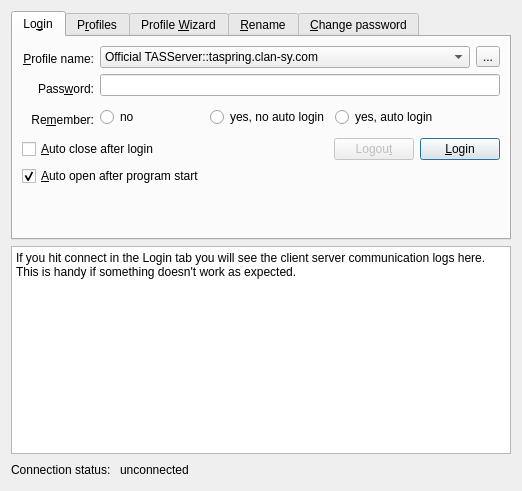
Qt form ui/connectionWidget.ui (tizbac/qtlobby) before a commit.
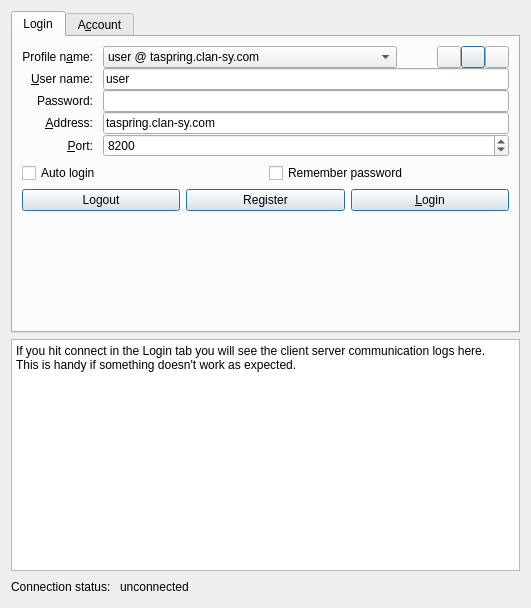
The same form after that commit. The open tabs and pages were chosen to show the change. Icons and pictures are not drawn.

What changed in the file:
```diff
--- a/ui/connectionWidget.ui
+++ b/ui/connectionWidget.ui
@@ -6,8 +6,8 @@
    <rect>
     <x>0</x>
     <y>0</y>
-    <width>522</width>
-    <height>491</height>
+    <width>531</width>
+    <height>608</height>
    </rect>
   </property>
   <property name="sizePolicy">
@@ -22,386 +22,35 @@
   <layout class="QGridLayout">
    <item row="0" column="0" colspan="3">
     <widget class="QTabWidget" name="tabWidget">
+     <property name="sizePolicy">
+      <sizepolicy hsizetype="Expanding" vsizetype="Fixed">
+       <horstretch>0</horstretch>
+       <verstretch>0</verstretch>
+      </sizepolicy>
+     </property>
      <property name="tabPosition">
       <enum>QTabWidget::North</enum>
      </property>
      <property name="currentIndex">
-      <number>0</number>
+      <number>1</number>
      </property>
-     <widget class="QWidget" name="loginTab">
+     <widget class="QWidget" name="tab_2">
       <attribute name="title">
-       <string>Lo&amp;gin</string>
+       <string>Login</string>
       </attribute>
-      <attribute name="toolTip">
-       <string>In order to play games you have to login with a valid username and password on a lobby server (normally TASServer)</string>
-      </attribute>
-      <layout class="QGridLayout">
-       <item row="0" column="0">
-        <layout class="QVBoxLayout">
-         <item>
-          <widget class="QLabel" name="serverProfileLabel">
-           <property name="sizePolicy">
-            <sizepolicy hsizetype="Preferred" vsizetype="Preferred">
-             <horstretch>0</horstretch>
-             <verstretch>0</verstretch>
-            </sizepolicy>
-           </property>
-           <property name="text">
-            <string>&amp;Profile name:</string>
-           </property>
-           <property name="alignment">
-            <set>Qt::AlignRight|Qt::AlignTrailing|Qt::AlignVCenter</set>
-           </property>
-           <property name="indent">
-            <number>-2</number>
-           </property>
-           <property name="buddy">
-            <cstring>loginServerProfileComboBox</cstring>
-           </property>
-          </widget>
-         </item>
-         <item>
-          <widget class="QLabel" name="passwordLabel">
-           <property name="sizePolicy">
-            <sizepolicy hsizetype="Preferred" vsizetype="Preferred">
-             <horstretch>0</horstretch>
-             <verstretch>0</verstretch>
-            </sizepolicy>
-           </property>
-           <property name="text">
-            <string>Pass&amp;word:</string>
-           </property>
-           <property name="alignment">
-            <set>Qt::AlignRight|Qt::AlignTrailing|Qt::AlignVCenter</set>
-           </property>
-           <property name="buddy">
-            <cstring>passwordLineEdit</cstring>
-           </property>
-          </widget>
-         </item>
-         <item>
-          <widget class="QLabel" name="label_3">
-           <property name="sizePolicy">
-            <sizepolicy hsizetype="Preferred" vsizetype="Preferred">
-             <horstretch>0</horstretch>
-             <verstretch>0</verstretch>
-            </sizepolicy>
-           </property>
-           <property name="text">
-            <string>Re&amp;member:</string>
-           </property>
-           <property name="alignment">
-            <set>Qt::AlignRight|Qt::AlignTrailing|Qt::AlignVCenter</set>
-           </property>
-           <property name="buddy">
-            <cstring>singleSession</cstring>
-           </property>
-          </widget>
-         </item>
-        </layout>
-       </item>
-       <item row="0" column="1" colspan="5">
-        <layout class="QVBoxLayout">
-         <item>
-          <layout class="QHBoxLayout">
-           <item>
-            <widget class="QComboBox" name="loginServerProfileComboBox">
-             <property name="sizePolicy">
-              <sizepolicy hsizetype="Minimum" vsizetype="Fixed">
-               <horstretch>100</horstretch>
-               <verstretch>0</verstretch>
-              </sizepolicy>
-             </property>
-             <item>
-              <property name="text">
-               <string>Official TASServer::taspring.clan-sy.com</string>
-              </property>
-             </item>
-             <item>
-              <property name="text">
-               <string>asdf</string>
-              </property>
-             </item>
-             <item>
-              <property name="text">
-               <string>asdfdsafadsf</string>
-              </property>
-             </item>
-            </widget>
-           </item>
-           <item>
-            <widget class="QToolButton" name="connectionWizzardButton">
-             <property name="sizePolicy">
-              <sizepolicy hsizetype="Fixed" vsizetype="Fixed">
-               <horstretch>100</horstretch>
-               <verstretch>0</verstretch>
-              </sizepolicy>
-             </property>
-             <property name="text">
-              <string>...</string>
-             </property>
-            </widget>
-           </item>
-          </layout>
-         </item>
-         <item>
-          <widget class="QLineEdit" name="passwordLineEdit">
-           <property name="sizePolicy">
-            <sizepolicy hsizetype="Expanding" vsizetype="Fixed">
-             <horstretch>100</horstretch>
-             <verstretch>0</verstretch>
-            </sizepolicy>
-           </property>
-           <property name="text">
-            <string/>
-           </property>
-           <property name="echoMode">
-            <enum>QLineEdit::Password</enum>
-           </property>
-          </widget>
-         </item>
-         <item>
-          <layout class="QHBoxLayout">
-           <item>
-            <widget class="QRadioButton" name="singleSession">
-             <property name="sizePolicy">
-              <sizepolicy hsizetype="Minimum" vsizetype="Fixed">
-               <horstretch>100</horstretch>
-               <verstretch>0</verstretch>
-              </sizepolicy>
-             </property>
-             <property name="toolTip">
-              <string>Password isn't saved after program end.</string>
-             </property>
-             <property name="text">
-              <string>no</string>
-             </property>
-            </widget>
-           </item>
-           <item>
-            <widget class="QRadioButton" name="manualMultiSession">
-             <property name="sizePolicy">
-              <sizepolicy hsizetype="Minimum" vsizetype="Fixed">
-               <horstretch>100</horstretch>
-               <verstretch>0</verstretch>
-              </sizepolicy>
-             </property>
-             <property name="toolTip">
-              <string>Password is saved in profile. Login must be done manually after program start.</string>
-             </property>
-             <property name="text">
-              <string>yes, no auto login</string>
-             </property>
-            </widget>
-           </item>
-           <item>
-            <widget class="QRadioButton" name="autoMultiSession">
-             <property name="sizePolicy">
-              <sizepolicy hsizetype="Minimum" vsizetype="Fixed">
-               <horstretch>100</horstretch>
-               <verstretch>0</verstretch>
-              </sizepolicy>
-             </property>
-             <property name="toolTip">
-              <string>Password is saved in profile. Login is done automatically after program start.</string>
-             </property>
-             <property name="text">
-              <string>yes, auto login</string>
-             </property>
-            </widget>
-           </item>
-           <item>
-            <spacer>
-             <property name="orientation">
-              <enum>Qt::Horizontal</enum>
-             </property>
-             <property name="sizeHint" stdset="0">
-              <size>
-               <width>61</width>
-               <height>30</height>
-              </size>
-             </property>
-            </spacer>
-           </item>
-          </layout>
-         </item>
-        </layout>
-       </item>
-       <item row="1" column="0" colspan="2">
-        <widget class="QCheckBox" name="closeDialogCheckBox">
-         <property name="text">
-          <string>&amp;Auto close after login</string>
-         </property>
-        </widget>
-       </item>
-       <item row="1" column="2" colspan="2">
-        <spacer>
-         <property name="orientation">
-          <enum>Qt::Horizontal</enum>
-         </property>
-         <property name="sizeHint" stdset="0">
-          <size>
-           <width>121</width>
-           <height>21</height>
-          </size>
-         </property>
-        </spacer>
-       </item>
-       <item row="1" column="4">
-        <widget class="QPushButton" name="logoutButton">
-         <property name="enabled">
-          <bool>false</bool>
-         </property>
-         <property name="text">
-          <string>Logou&amp;t</string>
-         </property>
-         <property name="autoDefault">
-          <bool>true</bool>
-         </property>
-         <property name="default">
-          <bool>false</bool>
-         </property>
-        </widget>
-       </item>
-       <item row="1" column="5">
-        <widget class="QPushButton" name="loginButton">
-         <property name="enabled">
-          <bool>true</bool>
-         </property>
-         <property name="text">
-          <string>&amp;Login</string>
-         </property>
-         <property name="autoDefault">
-          <bool>true</bool>
-         </property>
-         <property name="default">
-          <bool>true</bool>
-         </property>
-        </widget>
-       </item>
-       <item row="2" column="0" colspan="3">
-        <widget class="QCheckBox" name="openDialogCheckBox">
-         <property name="toolTip">
-          <string>Shoud the login dialog auto open after program start?</string>
-         </property>
-         <property name="text">
-          <string>&amp;Auto open after program start</string>
-         </property>
-         <property name="checked">
-          <bool>true</bool>
-         </property>
-        </widget>
-       </item>
-       <item row="2" column="3" colspan="3">
-        <spacer>
-         <property name="orientation">
-          <enum>Qt::Horizontal</enum>
-         </property>
-         <property name="sizeHint" stdset="0">
-          <size>
-           <width>201</width>
-           <height>20</height>
-          </size>
-         </property>
-        </spacer>
-       </item>
-       <item row="3" column="0" colspan="6">
-        <spacer>
-         <property name="orientation">
-          <enum>Qt::Vertical</enum>
-         </property>
-         <property name="sizeHint" stdset="0">
-          <size>
-           <width>374</width>
-           <height>41</height>
-          </size>
-         </property>
-        </spacer>
-       </item>
-      </layout>
-     </widget>
-     <widget class="QWidget" name="tab_3">
-      <attribute name="title">
-       <string>P&amp;rofiles</string>
-      </attribute>
-      <layout class="QGridLayout">
-       <item row="0" column="0">
-        <layout class="QVBoxLayout">
-         <item>
-          <widget class="QLabel" name="serverProfileLabel_2">
-           <property name="text">
-            <string>Profile n&amp;ame:</string>
-           </property>
-           <property name="alignment">
-            <set>Qt::AlignRight|Qt::AlignTrailing|Qt::AlignVCenter</set>
-           </property>
-           <property name="buddy">
-            <cstring>profilesServerProfileComboBox</cstring>
-           </property>
-          </widget>
-         </item>
-         <item>
-          <widget class="QLabel" name="profileNameLabel">
-           <property name="text">
-            <string>&amp;User name:</string>
-           </property>
-           <property name="alignment">
-            <set>Qt::AlignRight|Qt::AlignTrailing|Qt::AlignVCenter</set>
-           </property>
-           <property name="buddy">
-            <cstring>profileUserNameLineEdit</cstring>
-           </property>
-          </widget>
-         </item>
-         <item>
-          <widget class="QLabel" name="addressLabel">
-           <property name="text">
-            <string>&amp;Address:</string>
-           </property>
-           <property name="alignment">
-            <set>Qt::AlignRight|Qt::AlignTrailing|Qt::AlignVCenter</set>
-           </property>
-           <property name="buddy">
-            <cstring>profileServerAddressLineEdit</cstring>
-           </property>
-          </widget>
-         </item>
-         <item>
-          <widget class="QLabel" name="portLabel">
-           <property name="text">
-            <string>&amp;Port:</string>
-           </property>
-           <property name="alignment">
-            <set>Qt::AlignRight|Qt::AlignTrailing|Qt::AlignVCenter</set>
-           </property>
-           <property name="buddy">
-            <cstring>profilePortSpinBox</cstring>
-           </property>
-          </widget>
-         </item>
-        </layout>
-       </item>
-       <item row="0" column="1">
-        <layout class="QGridLayout">
+      <layout class="QVBoxLayout" name="verticalLayout">
+       <item>
+        <layout class="QGridLayout" name="profileContainer">
          <property name="horizontalSpacing">
-          <number>222</number>
+          <number>10</number>
          </property>
-         <item row="0" column="0">
-          <widget class="QComboBox" name="profilesServerProfileComboBox">
-           <property name="sizePolicy">
-            <sizepolicy hsizetype="MinimumExpanding" vsizetype="Fixed">
-             <horstretch>200</horstretch>
-             <verstretch>0</verstretch>
-            </sizepolicy>
-           </property>
-           <item>
-            <property name="text">
-             <string>user @ taspring.clan-sy.com</string>
-            </property>
-           </item>
-          </widget>
-         </item>
-         <item row="1" column="0">
+         <property name="verticalSpacing">
+          <number>0</number>
+         </property>
+         <property name="rightMargin">
+          <number>0</number>
+         </property>
+         <item row="1" column="1">
           <widget class="QLineEdit" name="profileUserNameLineEdit">
            <property name="sizePolicy">
             <sizepolicy hsizetype="Expanding" vsizetype="Fixed">
@@ -413,18 +62,21 @@
             <string>Lobby username like drZero23 or [Clan]Username</string>
            </property>
            <property name="text">
-            <string/>
+            <string>user</string>
            </property>
           </widget>
          </item>
-         <item row="2" column="0">
+         <item row="3" column="1">
           <widget class="QLineEdit" name="profileServerAddressLineEdit">
            <property name="toolTip">
             <string>Address of the TASServer. Most likely taspring.clan-sy.com</string>
            </property>
+           <property name="text">
+            <string>taspring.clan-sy.com</string>
+           </property>
           </widget>
          </item>
-         <item row="3" column="0">
+         <item row="4" column="1">
           <widget class="QSpinBox" name="profilePortSpinBox">
            <property name="toolTip">
             <string>TCP port which is used by the TASServer. Most likely 8200.</string>
@@ -440,54 +92,268 @@
            </property>
           </widget>
          </item>
+         <item row="0" column="0">
+          <widget class="QLabel" name="profileNameLabel">
+           <property name="text">
+            <string>Profile n&amp;ame:</string>
+           </property>
+           <property name="alignment">
+            <set>Qt::AlignRight|Qt::AlignTrailing|Qt::AlignVCenter</set>
+           </property>
+           <property name="buddy">
+            <cstring>profileComboBox</cstring>
+           </property>
+          </widget>
+         </item>
+         <item row="1" column="0">
+          <widget class="QLabel" name="userNameLabel">
+           <property name="text">
+            <string>&amp;User name:</string>
+           </property>
+           <property name="alignment">
+            <set>Qt::AlignRight|Qt::AlignTrailing|Qt::AlignVCenter</set>
+           </property>
+           <property name="buddy">
+            <cstring>profileUserNameLineEdit</cstring>
+           </property>
+          </widget>
+         </item>
+         <item row="3" column="0">
+          <widget class="QLabel" name="addressLabel">
+           <property name="text">
+            <string>&amp;Address:</string>
+           </property>
+           <property name="alignment">
+            <set>Qt::AlignRight|Qt::AlignTrailing|Qt::AlignVCenter</set>
+           </property>
+           <property name="buddy">
+            <cstring>profileServerAddressLineEdit</cstring>
+           </property>
+          </widget>
+         </item>
+         <item row="4" column="0">
+          <widget class="QLabel" name="portLabel">
+           <property name="text">
+            <string>&amp;Port:</string>
+           </property>
+           <property name="alignment">
+            <set>Qt::AlignRight|Qt::AlignTrailing|Qt::AlignVCenter</set>
+           </property>
+           <property name="buddy">
+            <cstring>profilePortSpinBox</cstring>
+           </property>
+          </widget>
+         </item>
+         <item row="2" column="0">
+          <widget class="QLabel" name="passwordLabel">
+           <property name="text">
+            <string>Password:</string>
+           </property>
+           <property name="alignment">
+            <set>Qt::AlignRight|Qt::AlignTrailing|Qt::AlignVCenter</set>
+           </property>
+           <property name="buddy">
+            <cstring>profileUserNameLineEdit</cstring>
+           </property>
+          </widget>
+         </item>
+         <item row="2" column="1">
+          <widget class="QLineEdit" name="passwordLineEdit">
+           <property name="sizePolicy">
+            <sizepolicy hsizetype="Expanding" vsizetype="Fixed">
+             <horstretch>200</horstretch>
+             <verstretch>0</verstretch>
+            </sizepolicy>
+           </property>
+           <property name="toolTip">
+            <string>Lobby username like drZero23 or [Clan]Username</string>
+           </property>
+           <property name="text">
+            <string/>
+           </property>
+           <property name="echoMode">
+            <enum>QLineEdit::Password</enum>
+           </property>
+          </widget>
+         </item>
+         <item row="0" column="1">
+          <layout class="QHBoxLayout" name="profileOperationHLayout">
+           <item>
+            <widget class="QComboBox" name="profileComboBox">
+             <property name="sizePolicy">
+              <sizepolicy hsizetype="MinimumExpanding" vsizetype="Fixed">
+               <horstretch>200</horstretch>
+               <verstretch>0</verstretch>
+              </sizepolicy>
+             </property>
+             <item>
+              <property name="text">
+               <string>user @ taspring.clan-sy.com</string>
+              </property>
+             </item>
+            </widget>
+           </item>
+           <item>
+            <spacer name="horizontalSpacer">
+             <property name="orientation">
+              <enum>Qt::Horizontal</enum>
+             </property>
+             <property name="sizeHint" stdset="0">
+              <size>
+               <width>40</width>
+               <height>20</height>
+              </size>
+             </property>
+            </spacer>
+           </item>
+           <item>
+            <widget class="QPushButton" name="newProfileButton">
+             <property name="enabled">
+              <bool>true</bool>
+             </property>
+             <property name="sizePolicy">
+              <sizepolicy hsizetype="Minimum" vsizetype="Fixed">
+               <horstretch>0</horstretch>
+               <verstretch>0</verstretch>
+              </sizepolicy>
+             </property>
+             <property name="maximumSize">
+              <size>
+               <width>24</width>
+               <height>16777215</height>
+              </size>
+             </property>
+             <property name="toolTip">
+              <string extracomment="this"/>
+             </property>
+             <property name="whatsThis">
+              <string extracomment="is"/>
+             </property>
+             <property name="accessibleName">
+              <string extracomment="tool"/>
+             </property>
+             <property name="accessibleDescription">
+              <string extracomment="tip"/>
+             </property>
+             <property name="text">
+              <string/>
+             </property>
+             <property name="icon">
+              <iconset resource="../resources.qrc">
+               <normaloff>:/icons/trolltech/filenew.png</normaloff>:/icons/trolltech/filenew.png</iconset>
+             </property>
+             <property name="default">
+              <bool>false</bool>
+             </property>
+             <property name="flat">
+              <bool>false</bool>
+             </property>
+            </widget>
+           </item>
+           <item>
+            <widget class="QPushButton" name="saveProfileButton">
+             <property name="maximumSize">
+              <size>
+               <width>24</width>
+               <height>16777215</height>
+              </size>
+             </property>
+             <property name="text">
+              <string/>
+             </property>
+             <property name="icon">
+              <iconset resource="../resources.qrc">
+               <normaloff>:/icons/trolltech/filesave.png</normaloff>:/icons/trolltech/filesave.png</iconset>
+             </property>
+             <property name="autoDefault">
+              <bool>true</bool>
+             </property>
+             <property name="default">
+              <bool>true</bool>
+             </property>
+            </widget>
+           </item>
+           <item>
+            <widget class="QPushButton" name="delProfileButton">
+             <property name="maximumSize">
+              <size>
+               <width>24</width>
+               <height>16777215</height>
+              </size>
+             </property>
+             <property name="text">
+              <string/>
+             </property>
+             <property name="icon">
+              <iconset resource="../resources.qrc">
+               <normaloff>:/icons/editdelete.png</normaloff>:/icons/editdelete.png</iconset>
+             </property>
+            </widget>
+           </item>
+          </layout>
+         </item>
         </layout>
        </item>
-       <item row="1" column="0" colspan="2">
-        <layout class="QHBoxLayout">
+       <item>
+        <layout class="QHBoxLayout" name="optionLayout">
          <item>
-          <spacer>
-           <property name="orientation">
-            <enum>Qt::Horizontal</enum>
+          <widget class="QCheckBox" name="autoLoginCheckBox">
+           <property name="text">
+            <string>Auto login</string>
            </property>
-           <property name="sizeHint" stdset="0">
-            <size>
-             <width>81</width>
-             <height>20</height>
-            </size>
+          </widget>
+         </item>
+         <item>
+          <widget class="QCheckBox" name="rememberPassCheckBox">
+           <property name="text">
+            <string>Remember password</string>
            </property>
-          </spacer>
+          </widget>
          </item>
+        </layout>
+       </item>
+       <item>
+        <layout class="QHBoxLayout" name="horizontalLayout">
          <item>
-          <widget class="QPushButton" name="newProfileButton">
+          <widget class="QPushButton" name="logoutButton">
+           <property name="enabled">
+            <bool>true</bool>
+           </property>
            <property name="text">
-            <string>&amp;New</string>
+            <string>Logout</string>
            </property>
-           <property name="icon">
-            <iconset>
-             <normaloff>:/icons/trolltech/filenew.png</normaloff>:/icons/trolltech/filenew.png</iconset>
+           <property name="autoDefault">
+            <bool>true</bool>
            </property>
+           <property name="default">
+            <bool>true</bool>
+           </property>
           </widget>
          </item>
          <item>
-          <widget class="QPushButton" name="delProfileButton">
+          <widget class="QPushButton" name="registerUserPushButton">
+           <property name="enabled">
+            <bool>true</bool>
+           </property>
            <property name="text">
-            <string>&amp;Delete</string>
+            <string>Register</string>
            </property>
-           <property name="icon">
-            <iconset>
-             <normaloff>:/icons/editdelete.png</normaloff>:/icons/editdelete.png</iconset>
+           <property name="autoDefault">
+            <bool>true</bool>
            </property>
+           <property name="default">
+            <bool>true</bool>
+           </property>
           </widget>
          </item>
          <item>
-          <widget class="QPushButton" name="saveProfileButton">
+          <widget class="QPushButton" name="loginButton">
+           <property name="enabled">
+            <bool>true</bool>
+           </property>
            <property name="text">
-            <string>&amp;Save</string>
+            <string>&amp;Login</string>
            </property>
-           <property name="icon">
-            <iconset>
-             <normaloff>:/icons/trolltech/filesave.png</normaloff>:/icons/trolltech/filesave.png</iconset>
-           </property>
            <property name="autoDefault">
             <bool>true</bool>
            </property>
@@ -498,79 +364,46 @@
          </item>
         </layout>
        </item>
-       <item row="2" column="0" colspan="2">
-        <widget class="QLabel" name="serverTabLabel">
-         <property name="text">
-          <string>&lt;html&gt;&lt;head&gt;&lt;meta name=&quot;qrichtext&quot; content=&quot;1&quot; /&gt;&lt;style type=&quot;text/css&quot;&gt;p, li { white-space: pre-wrap; }&lt;/style&gt;&lt;/head&gt;&lt;body style=&quot; font-family:'Sans Serif'; font-size:10pt; font-weight:400; font-style:normal;&quot;&gt;&lt;p style=&quot; margin-top:0px; margin-bottom:0px; margin-left:0px; margin-right:0px; -qt-block-indent:0; text-indent:0px; font-size:9pt;&quot;&gt;Official Spring TASServer: &lt;span style=&quot; font-weight:600;&quot;&gt;taspring.clan-sy.com:8200&lt;/span&gt;.&lt;/p&gt;&lt;/body&gt;&lt;/html&gt;</string>
-         </property>
-         <property name="textFormat">
-          <enum>Qt::RichText</enum>
-         </property>
-         <property name="scaledContents">
-          <bool>true</bool>
-         </property>
-         <property name="alignment">
-          <set>Qt::AlignLeading|Qt::AlignLeft|Qt::AlignTop</set>
-         </property>
-         <property name="wordWrap">
-          <bool>true</bool>
-         </property>
-        </widget>
-       </item>
-       <item row="3" column="0" colspan="2">
-        <spacer>
+       <item>
+        <spacer name="verticalSpacer">
          <property name="orientation">
           <enum>Qt::Vertical</enum>
          </property>
          <property name="sizeHint" stdset="0">
           <size>
-           <width>86</width>
-           <height>16</height>
+           <width>20</width>
+           <height>40</height>
           </size>
          </property>
         </spacer>
        </item>
       </layout>
      </widget>
-     <widget class="QWidget" name="tab">
+     <widget class="QWidget" name="editaccounttab">
       <attribute name="title">
-       <string>Profile &amp;Wizard</string>
-      </attribute>
-      <widget class="QPushButton" name="registerUserPushButton">
-       <property name="geometry">
-        <rect>
-         <x>380</x>
-         <y>180</y>
-         <width>94</width>
-         <height>30</height>
-        </rect>
-       </property>
-       <property name="text">
-        <string>Register</string>
-       </property>
-      </widget>
-      <widget class="QLineEdit" name="registerUsernameLineEdit">
-       <property name="geometry">
-        <rect>
-         <x>110</x>
-         <y>100</y>
-         <width>361</width>
-         <height>26</height>
-        </rect>
-       </property>
-      </widget>
-     </widget>
-     <widget class="QWidget" name="tab_4">
-      <attribute name="title">
-       <string>&amp;Rename</string>
+       <string>A&amp;ccount</string>
       </attribute>
       <attribute name="toolTip">
        <string>If logged in you can rename your account login (username / login name). Usename [fOO]baR </string>
       </attribute>
-      <layout class="QGridLayout">
-       <item row="0" column="0">
-        <layout class="QHBoxLayout">
-         <item>
+      <layout class="QVBoxLayout" name="verticalLayout_3">
+       <item>
+        <widget class="QLabel" name="label_4">
+         <property name="font">
+          <font>
+           <pointsize>9</pointsize>
+           <weight>75</weight>
+           <bold>true</bold>
+          </font>
+         </property>
+         <property name="text">
+          <string>Rename:</string>
+         </property>
+        </widget>
+       </item>
+       <item>
+        <layout class="QGridLayout" name="gridLayout">
+         <item row="0" column="0">
           <widget class="QLabel" name="newUsernameLabel">
            <property name="enabled">
             <bool>false</bool>
@@ -586,7 +419,7 @@
            </property>
           </widget>
          </item>
-         <item>
+         <item row="0" column="1">
           <widget class="QLineEdit" name="newUsernameLineEdit">
            <property name="enabled">
             <bool>false</bool>
@@ -601,7 +434,7 @@
          </item>
         </layout>
        </item>
-       <item row="1" column="0">
+       <item>
         <layout class="QHBoxLayout">
          <item>
           <spacer>
@@ -628,110 +461,110 @@
          </item>
         </layout>
        </item>
-       <item row="2" column="0">
+       <item>
         <widget class="QLabel" name="label_2">
          <property name="text">
           <string>You must be logged in to rename your account (username).</string>
          </property>
         </widget>
        </item>
-       <item row="3" column="0">
-        <spacer>
+       <item>
+        <widget class="Line" name="line">
          <property name="orientation">
-          <enum>Qt::Vertical</enum>
+          <enum>Qt::Horizontal</enum>
          </property>
-         <property name="sizeHint" stdset="0">
-          <size>
-           <width>51</width>
-           <height>61</height>
-          </size>
+        </widget>
+       </item>
+       <item>
+        <widget class="QLabel" name="label_5">
+         <property name="font">
+          <font>
+           <weight>75</weight>
+           <bold>true</bold>
+          </font>
          </property>
-        </spacer>
+         <property name="text">
+          <string>Change password:</string>
+         </property>
+        </widget>
        </item>
-      </layout>
-     </widget>
-     <widget class="QWidget" name="changePasswordTab">
-      <attribute name="title">
-       <string>&amp;Change password</string>
-      </attribute>
-      <attribute name="toolTip">
-       <string>If logged in, you can change the password for your account.</string>
-      </attribute>
-      <layout class="QGridLayout">
-       <item row="0" column="0">
-        <layout class="QVBoxLayout">
+       <item>
+        <layout class="QVBoxLayout" name="_4">
          <item>
-          <widget class="QLabel" name="oldPasswordLabel">
-           <property name="enabled">
-            <bool>false</bool>
+          <layout class="QGridLayout" name="gridLayout_4" rowstretch="0,0" columnstretch="0,0">
+           <property name="margin">
+            <number>0</number>
            </property>
-           <property name="layoutDirection">
-            <enum>Qt::LeftToRight</enum>
-           </property>
-           <property name="text">
-            <string>&amp;Old password:</string>
-           </property>
-           <property name="alignment">
-            <set>Qt::AlignRight|Qt::AlignTrailing|Qt::AlignVCenter</set>
-           </property>
-           <property name="buddy">
-            <cstring>oldPasswordLineEdit</cstring>
-           </property>
-          </widget>
+           <item row="0" column="0">
+            <widget class="QLabel" name="oldPasswordLabel">
+             <property name="enabled">
+              <bool>false</bool>
+             </property>
+             <property name="layoutDirection">
+              <enum>Qt::LeftToRight</enum>
+             </property>
+             <property name="text">
+              <string>&amp;Old password:</string>
+             </property>
+             <property name="alignment">
+              <set>Qt::AlignRight|Qt::AlignTrailing|Qt::AlignVCenter</set>
+             </property>
+             <property name="buddy">
+              <cstring>oldPasswordLineEdit</cstring>
+             </property>
+            </widget>
+           </item>
+           <item row="1" column="0">
+            <widget class="QLabel" name="newPasswordLabel">
+             <property name="enabled">
+              <bool>false</bool>
+             </property>
+             <property name="layoutDirection">
+              <enum>Qt::LeftToRight</enum>
+             </property>
+             <property name="text">
+              <string>&amp;New password:</string>
+             </property>
+             <property name="alignment">
+              <set>Qt::AlignRight|Qt::AlignTrailing|Qt::AlignVCenter</set>
+             </property>
+             <property name="buddy">
+              <cstring>newPasswordLineEdit</cstring>
+             </property>
+            </widget>
+           </item>
+           <item row="1" column="1">
+            <widget class="QLineEdit" name="newPasswordLineEdit">
+             <property name="enabled">
+              <bool>false</bool>
+             </property>
+             <property name="sizePolicy">
+              <sizepolicy hsizetype="Expanding" vsizetype="Fixed">
+               <horstretch>222</horstretch>
+               <verstretch>0</verstretch>
+              </sizepolicy>
+             </property>
+            </widget>
+           </item>
+           <item row="0" column="1">
+            <widget class="QLineEdit" name="oldPasswordLineEdit">
+             <property name="enabled">
+              <bool>false</bool>
+             </property>
+             <property name="sizePolicy">
+              <sizepolicy hsizetype="Expanding" vsizetype="Fixed">
+               <horstretch>222</horstretch>
+               <verstretch>0</verstretch>
+              </sizepolicy>
+             </property>
+            </widget>
+           </item>
+          </layout>
          </item>
-         <item>
-          <widget class="QLabel" name="newPasswordLabel">
-           <property name="enabled">
-            <bool>false</bool>
-           </property>
-           <property name="layoutDirection">
-            <enum>Qt::LeftToRight</enum>
-           </property>
-           <property name="text">
-            <string>&amp;New password:</string>
-           </property>
-           <property name="alignment">
-            <set>Qt::AlignRight|Qt::AlignTrailing|Qt::AlignVCenter</set>
-           </property>
-           <property name="buddy">
-            <cstring>newPasswordLineEdit</cstring>
-           </property>
-          </widget>
-         </item>
         </layout>
        </item>
-       <item row="0" column="1">
-        <layout class="QVBoxLayout">
-         <item>
-          <widget class="QLineEdit" name="oldPasswordLineEdit">
-           <property name="enabled">
-            <bool>false</bool>
-           </property>
-           <property name="sizePolicy">
-            <sizepolicy hsizetype="Expanding" vsizetype="Fixed">
-             <horstretch>222</horstretch>
-             <verstretch>0</verstretch>
-            </sizepolicy>
-           </property>
-          </widget>
-         </item>
-         <item>
-          <widget class="QLineEdit" name="newPasswordLineEdit">
-           <property name="enabled">
-            <bool>false</bool>
-           </property>
-           <property name="sizePolicy">
-            <sizepolicy hsizetype="Expanding" vsizetype="Fixed">
-             <horstretch>222</horstretch>
-             <verstretch>0</verstretch>
-            </sizepolicy>
-           </property>
-          </widget>
-         </item>
-        </layout>
-       </item>
-       <item row="1" column="0" colspan="2">
-        <layout class="QHBoxLayout">
+       <item>
+        <layout class="QHBoxLayout" name="_2">
          <item>
           <spacer>
            <property name="orientation">
@@ -757,22 +590,22 @@
          </item>
         </layout>
        </item>
-       <item row="2" column="0" colspan="2">
-        <widget class="QLabel" name="label">
+       <item>
+        <widget class="QLabel" name="label_3">
          <property name="text">
           <string>You must be logged in to change your password.</string>
          </property>
         </widget>
        </item>
-       <item row="3" column="1">
-        <spacer>
+       <item>
+        <spacer name="spacer">
          <property name="orientation">
           <enum>Qt::Vertical</enum>
          </property>
          <property name="sizeHint" stdset="0">
           <size>
            <width>20</width>
-           <height>40</height>
+           <height>43</height>
           </size>
          </property>
         </spacer>
@@ -783,28 +616,20 @@
    </item>
    <item row="1" column="0" colspan="3">
     <widget class="QTextBrowser" name="connectionLogTextBrowser">
+     <property name="sizePolicy">
+      <sizepolicy hsizetype="Expanding" vsizetype="Expanding">
+       <horstretch>0</horstretch>
+       <verstretch>0</verstretch>
+      </sizepolicy>
+     </property>
      <property name="html">
       <string>&lt;!DOCTYPE HTML PUBLIC &quot;-//W3C//DTD HTML 4.0//EN&quot; &quot;http://www.w3.org/TR/REC-html40/strict.dtd&quot;&gt;
 &lt;html&gt;&lt;head&gt;&lt;meta name=&quot;qrichtext&quot; content=&quot;1&quot; /&gt;&lt;style type=&quot;text/css&quot;&gt;
 p, li { white-space: pre-wrap; }
-&lt;/style&gt;&lt;/head&gt;&lt;body style=&quot; font-family:'Sans Serif'; font-size:9pt; font-weight:400; font-style:normal;&quot;&gt;
-&lt;p style=&quot; margin-top:0px; margin-bottom:0px; margin-left:0px; margin-right:0px; -qt-block-indent:0; text-indent:0px;&quot;&gt;If you hit connect in the Login tab you will see the client server communication logs here. &lt;/p&gt;
-&lt;p style=&quot; margin-top:0px; margin-bottom:0px; margin-left:0px; margin-right:0px; -qt-block-indent:0; text-indent:0px;&quot;&gt;This is handy if something doesn't work as expected.&lt;/p&gt;
-&lt;p style=&quot;-qt-paragraph-type:empty; margin-top:0px; margin-bottom:0px; margin-left:0px; margin-right:0px; -qt-block-indent:0; text-indent:0px;&quot;&gt;&lt;/p&gt;&lt;/body&gt;&lt;/html&gt;</string>
-     </property>
-    </widget>
-   </item>
-   <item row="2" column="0">
-    <widget class="QLabel" name="label_8">
-     <property name="text">
-      <string>Connection status: </string>
-     </property>
-    </widget>
-   </item>
-   <item row="2" column="1">
-    <widget class="QLabel" name="statusLabel">
-     <property name="text">
-      <string>unconnected</string>
+&lt;/style&gt;&lt;/head&gt;&lt;body style=&quot; font-family:'DejaVu Sans'; font-size:9pt; font-weight:400; font-style:normal;&quot;&gt;
+&lt;p style=&quot; margin-top:0px; margin-bottom:0px; margin-left:0px; margin-right:0px; -qt-block-indent:0; text-indent:0px;&quot;&gt;&lt;span style=&quot; font-family:'Sans Serif';&quot;&gt;If you hit connect in the Login tab you will see the client server communication logs here. &lt;/span&gt;&lt;/p&gt;
+&lt;p style=&quot; margin-top:0px; margin-bottom:0px; margin-left:0px; margin-right:0px; -qt-block-indent:0; text-indent:0px;&quot;&gt;&lt;span style=&quot; font-family:'Sans Serif';&quot;&gt;This is handy if something doesn't work as expected.&lt;/span&gt;&lt;/p&gt;
+&lt;p style=&quot;-qt-paragraph-type:empty; margin-top:0px; margin-bottom:0px; margin-left:0px; margin-right:0px; -qt-block-indent:0; text-indent:0px; font-family:'Sans Serif';&quot;&gt;&lt;/p&gt;&lt;/body&gt;&lt;/html&gt;</string>
      </property>
     </widget>
    </item>
@@ -821,6 +646,20 @@
      </property>
     </spacer>
    </item>
+   <item row="2" column="1">
+    <widget class="QLabel" name="statusLabel">
+     <property name="text">
+      <string>unconnected</string>
+     </property>
+    </widget>
+   </item>
+   <item row="2" column="0">
+    <widget class="QLabel" name="label_8">
+     <property name="text">
+      <string>Connection status: </string>
+     </property>
+    </widget>
+   </item>
   </layout>
  </widget>
  <resources/>
```
Left out of the diff: 4 changed lines with no effect on the pictures.
